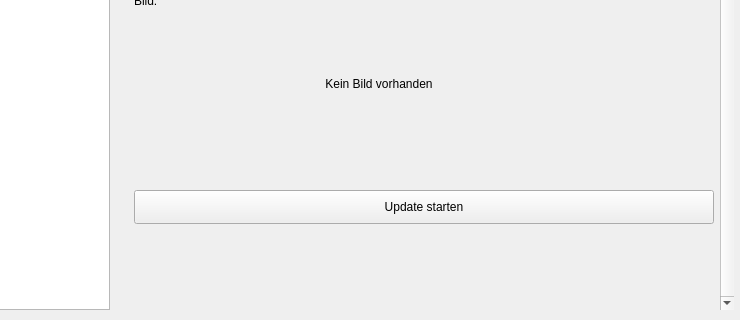
Before: the Qt Designer form Structure/Pages/Page_Update.ui in Looking4Git/Starfield_LOH, drawn with Qt 5; both pictures show x 284 to 1024 and y 400 to 720 of the 1024 by 720 pixel window.
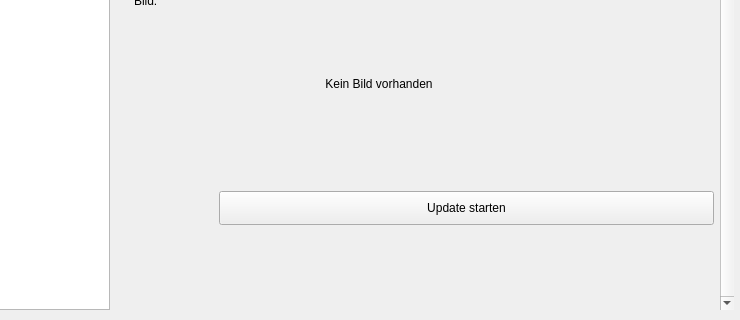
After: the same form once the commit is applied. Icons and pictures are not drawn.

Commit message:
feat(overlay): Abschluss des Desktop-Overlay-Fensters für Creations-Mod-Updates
- Creation-Store-Designregeln in Design_Rules.md definiert (Cyan #25A4BA, Schiefergrau #394450, Dark Blue rgba(3, 4, 28, 0.55), 82% Hintergrundtransparenz)
- Window_Mod_Update_Overlay: QStackedWidget für 3-Stufen-Ansicht (Mod-Liste, Sicherheitsdialog, Abschlussmeldung)
- In-Place Sicherheitsdialog mit Abbruchschutz und zentrierten Aktions-Buttons
- LOH_Executions: Schema-Erweiterung um Reason-Spalte ('User abort' bzw. 'Successful')
- Ausrichtung des 'Update starten'-Buttons in Page_Update.ui an den Eingabefeldern

The edit to the form file:
```diff
--- a/Structure/Pages/Page_Update.ui
+++ b/Structure/Pages/Page_Update.ui
@@ -496,18 +496,16 @@
            </property>
           </widget>
          </item>
-        </layout>
-       </item>
-       <item>
+         <item row="10" column="1">
         <layout class="QHBoxLayout" name="update_button_layout">
          <property name="spacing">
-          <number>12</number>
+            <number>0</number>
          </property>
          <property name="topMargin">
-          <number>16</number>
+            <number>12</number>
          </property>
          <property name="bottomMargin">
-          <number>6</number>
+            <number>0</number>
          </property>
          <item>
           <widget class="QPushButton" name="btn_start_update">
@@ -527,6 +525,8 @@
             <string>Update starten</string>
            </property>
           </widget>
+           </item>
+          </layout>
          </item>
         </layout>
        </item>
```
Lines whose indentation alone changed are shown as unchanged. The commit also changes 4 other files.
